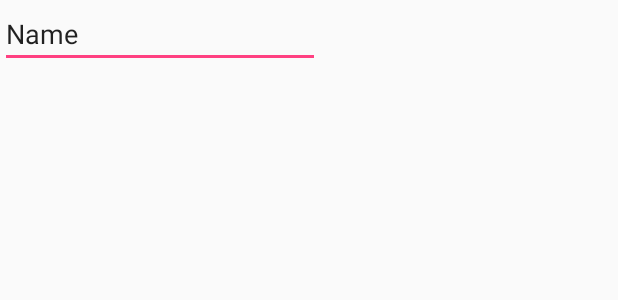
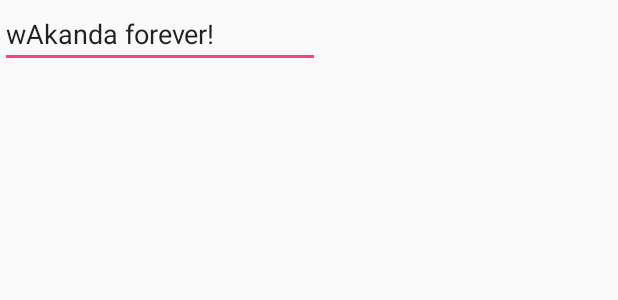
Before and after one commit to Akshay090/SuperHeroGuide, an Android app: the layout activity_main.xml on its own in the app's theme, with its tools: preview values and no code run, on a phone screen of 412 x 824 dp. Shown: the top 300 px of the screen. Run offline under Robolectric (Android 15) with nearby library versions, the phone set to English and light mode, and no system bars.

Commit message:
text view 4

```diff
--- a/app/src/main/res/layout/activity_main.xml
+++ b/app/src/main/res/layout/activity_main.xml
@@ -12,7 +12,7 @@
         android:layout_height="wrap_content"
         android:ems="10"
         android:inputType="textPersonName"
-        android:text="Name"
+        android:text="wAkanda forever!"
         tools:layout_editor_absoluteX="72dp"
         tools:layout_editor_absoluteY="3dp"
         tools:ignore="MissingConstraints" />
```
